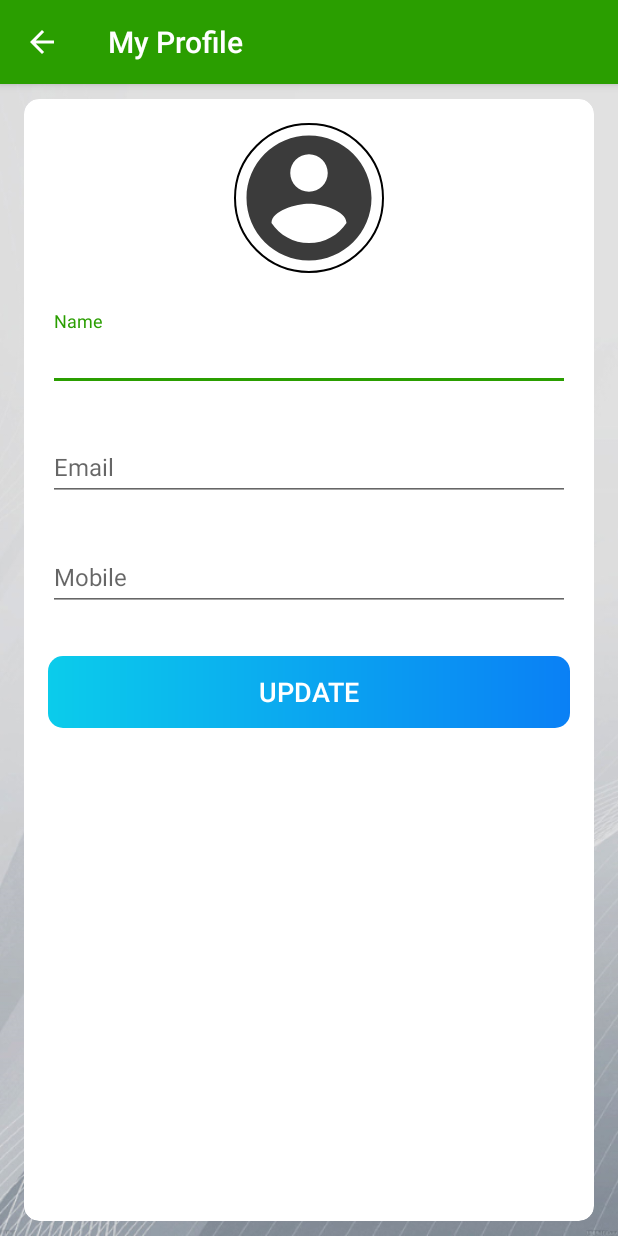
After one commit to cecydb11/android_examples, an Android app: the MyProfileActivity screen opened directly, with no data from a screen before it, on a phone screen of 412 x 824 dp. The commit adds this screen. Run offline under Robolectric (Android 15) with nearby library versions, the phone set to English and light mode, and no system bars; our stand-ins replace CircleImageView, Firebase (no records; nobody signed in at launch, a user with empty details on screens opened directly); 5 statements that could not run were skipped.

Commit message:
Add profile info functionality, display current user's data and profile picture

```diff
--- a/ProjectManagement/app/src/main/java/com/ceciliadb/projectmanagement/activities/MainActivity.kt
+++ b/ProjectManagement/app/src/main/java/com/ceciliadb/projectmanagement/activities/MainActivity.kt
@@ -23,7 +23,7 @@ class MainActivity : BaseActivity(), NavigationView.OnNavigationItemSelectedList
 
         nav_view.setNavigationItemSelectedListener(this)
 
-        FirestoreClass().signInUser(this)
+        FirestoreClass().loadUserData(this)
     }
 
     private fun setupActionBar(){
@@ -70,7 +70,9 @@ class MainActivity : BaseActivity(), NavigationView.OnNavigationItemSelectedList
 
     override fun onNavigationItemSelected(item: MenuItem): Boolean {
         when(item.itemId){
-            R.id.nav_my_profile -> showSuccessSnackBar("My profile")
+            R.id.nav_my_profile ->{
+                startActivity(Intent(this, MyProfileActivity::class.java))
+            }
             R.id.nav_sign_out ->{
                 /*We sign out of firebase, then we create an intent for the intro activity and
                 we add the flags: clear top closes all active activities of the app that are
--- /dev/null
+++ b/ProjectManagement/app/src/main/java/com/ceciliadb/projectmanagement/activities/MyProfileActivity.kt
@@ -0,0 +1,52 @@
+package com.ceciliadb.projectmanagement.activities
+
+import android.os.Bundle
+import com.bumptech.glide.Glide
+import com.ceciliadb.projectmanagement.R
+import com.ceciliadb.projectmanagement.firebase.FirestoreClass
+import com.ceciliadb.projectmanagement.models.User
+import kotlinx.android.synthetic.main.activity_my_profile.*
+
+class MyProfileActivity : BaseActivity() {
+
+    override fun onCreate(savedInstanceState: Bundle?) {
+        super.onCreate(savedInstanceState)
+        setContentView(R.layout.activity_my_profile)
+
+        setupActionBar()
+
+        FirestoreClass().loadUserData(this)
+    }
+
+    private fun setupActionBar(){
+        setSupportActionBar(toolbar_my_profile_activity)
+        val actionBar = supportActionBar
+        if(actionBar != null){
+            actionBar.setDisplayHomeAsUpEnabled(true)
+            actionBar.setHomeAsUpIndicator(R.drawable.ic_arrow_back_white_24dp)
+            actionBar.title = resources.getString(R.string.my_profile)
+        }
+
+        toolbar_my_profile_activity.setNavigationOnClickListener {
+            onBackPressed()
+        }
+    }
+
+    fun setUserDataInUI(user: User){
+        //We use a third part library to set the image from Firebase to the ImageView
+        Glide
+            .with(this)
+            .load(user.image)
+            .centerCrop()
+            .placeholder(R.drawable.ic_user_place_holder)
+            .into(iv_user_image)
+
+        //We set the profile data from Firebase to the TextView
+        et_profile_name.setText(user.name)
+        et_profile_email.setText(user.email)
+        //The default value from the document is 0, so if it's 0 we don't show it.
+        if(user.mobile != 0L){
+            et_profile_mobile.setText(user.mobile.toString())
+        }
+    }
+}
--- a/ProjectManagement/app/src/main/java/com/ceciliadb/projectmanagement/activities/SignInActivity.kt
+++ b/ProjectManagement/app/src/main/java/com/ceciliadb/projectmanagement/activities/SignInActivity.kt
@@ -57,7 +57,7 @@ class SignInActivity : BaseActivity() {
                     if (task.isSuccessful) {
                         // Sign in success, update UI with the signed-in user's information
                         showSuccessSnackBar("Login successful.")
-                        FirestoreClass().signInUser(this)
+                        FirestoreClass().loadUserData(this)
                     } else {
                         // If sign in fails, display a message to the user.
                         showErrorSnackBar("Authentication failed.")
--- a/ProjectManagement/app/src/main/java/com/ceciliadb/projectmanagement/firebase/FirestoreClass.kt
+++ b/ProjectManagement/app/src/main/java/com/ceciliadb/projectmanagement/firebase/FirestoreClass.kt
@@ -3,6 +3,7 @@ package com.ceciliadb.projectmanagement.firebase
 import android.app.Activity
 import android.util.Log
 import com.ceciliadb.projectmanagement.activities.MainActivity
+import com.ceciliadb.projectmanagement.activities.MyProfileActivity
 import com.ceciliadb.projectmanagement.activities.SignInActivity
 import com.ceciliadb.projectmanagement.activities.SignUpActivity
 import com.ceciliadb.projectmanagement.models.User
@@ -30,7 +31,7 @@ class FirestoreClass {
             }
     }
 
-    fun signInUser(activity: Activity){
+    fun loadUserData(activity: Activity){
         mFireStore.collection(Constants.USERS)
             .document(getCurretUserID())
             .get()
@@ -47,6 +48,10 @@ class FirestoreClass {
                     is MainActivity->{
                         //From the main activity we set the logged in user image and name.
                         activity.updateNavigationUserDetails(loggedInUser)
+                    }
+                    is MyProfileActivity->{
+                        //From the profile activity we set the profile data into the UI.
+                        activity.setUserDataInUI(loggedInUser)
                     }
                 }
 
--- /dev/null
+++ b/ProjectManagement/app/src/main/res/drawable/ic_arrow_back_white_24dp.xml
@@ -0,0 +1,5 @@
+<vector android:height="24dp" android:tint="#FFFFFF"
+    android:viewportHeight="24.0" android:viewportWidth="24.0"
+    android:width="24dp" xmlns:android="http://schemas.android.com/apk/res/android">
+    <path android:fillColor="#FF000000" android:pathData="M20,11H7.83l5.59,-5.59L12,4l-8,8 8,8 1.41,-1.41L7.83,13H20v-2z"/>
+</vector>
--- /dev/null
+++ b/ProjectManagement/app/src/main/res/layout/activity_my_profile.xml
@@ -0,0 +1,117 @@
+<?xml version="1.0" encoding="utf-8"?>
+<LinearLayout
+    xmlns:android="http://schemas.android.com/apk/res/android"
+    xmlns:app="http://schemas.android.com/apk/res-auto"
+    xmlns:tools="http://schemas.android.com/tools"
+    android:layout_width="match_parent"
+    android:layout_height="match_parent"
+    android:orientation="vertical"
+    tools:context=".activities.MyProfileActivity">
+
+    <com.google.android.material.appbar.AppBarLayout
+        android:layout_width="match_parent"
+        android:layout_height="wrap_content"
+        android:theme="@style/AppTheme.AppBarOverlay">
+
+        <androidx.appcompat.widget.Toolbar
+            android:id="@+id/toolbar_my_profile_activity"
+            android:layout_width="match_parent"
+            android:layout_height="?attr/actionBarSize"
+            android:background="?attr/colorPrimary"
+            app:popupTheme="@style/AppTheme.PopupOverlay"/>
+    </com.google.android.material.appbar.AppBarLayout>
+
+    <LinearLayout
+        android:layout_width="match_parent"
+        android:layout_height="match_parent"
+        android:background="@drawable/intro_background">
+
+        <androidx.cardview.widget.CardView
+            android:layout_width="match_parent"
+            android:layout_height="match_parent"
+            android:layout_marginStart="@dimen/my_profile_screen_content_marginStartEnd"
+            android:layout_marginTop="@dimen/my_profile_screen_content_marginTopBottom"
+            android:layout_marginEnd="@dimen/my_profile_screen_content_marginStartEnd"
+            android:layout_marginBottom="@dimen/my_profile_screen_content_marginTopBottom"
+            android:elevation="@dimen/card_view_elevation"
+            app:cardCornerRadius="@dimen/card_view_corner_radius">
+
+            <LinearLayout
+                android:layout_width="match_parent"
+                android:layout_height="wrap_content"
+                android:gravity="center_horizontal"
+                android:orientation="vertical"
+                android:padding="@dimen/my_profile_screen_content_padding">
+
+                <de.hdodenhof.circleimageview.CircleImageView
+                    android:id="@+id/iv_user_image"
+                    android:layout_width="@dimen/my_profile_user_image_size"
+                    android:layout_height="@dimen/my_profile_user_image_size"
+                    android:contentDescription="@string/image_contentDescription"
+                    app:civ_border_width="@dimen/nav_image_circular_border_width"
+                    android:src="@drawable/ic_user_place_holder"/>
+
+                <com.google.android.material.textfield.TextInputLayout
+                    android:layout_width="match_parent"
+                    android:layout_height="wrap_content"
+                    android:layout_marginTop="@dimen/my_profile_name_til_marginTop">
+
+                    <androidx.appcompat.widget.AppCompatEditText
+                        android:id="@+id/et_profile_name"
+                        android:layout_width="match_parent"
+                        android:layout_height="wrap_content"
+                        android:hint="@string/name"
+                        android:textSize="@dimen/et_text_size"/>
+                </com.google.android.material.textfield.TextInputLayout>
+
+                <com.google.android.material.textfield.TextInputLayout
+                    android:layout_width="match_parent"
+                    android:layout_height="wrap_content"
+                    android:layout_marginTop="@dimen/my_profile_et_email_marginTop">
+
+                    <androidx.appcompat.widget.AppCompatEditText
+                        android:id="@+id/et_profile_email"
+                        android:layout_width="match_parent"
+                        android:layout_height="wrap_content"
+                        android:focusableInTouchMode="false"
+                        android:hint="@string/email"
+                        android:inputType="textEmailAddress"
+                        android:textSize="@dimen/et_text_size"/>
+                </com.google.android.material.textfield.TextInputLayout>
+
+                <com.google.android.material.textfield.TextInputLayout
+                    android:layout_width="match_parent"
+                    android:layout_height="wrap_content"
+                    android:layout_marginTop="@dimen/my_profile_et_mobile_marginTop">
+
+                    <androidx.appcompat.widget.AppCompatEditText
+                        android:id="@+id/et_profile_mobile"
+                        android:layout_width="match_parent"
+                        android:layout_height="wrap_content"
+                        android:hint="@string/mobile"
+                        android:inputType="phone"
+                        android:textSize="@dimen/et_text_size"/>
+                </com.google.android.material.textfield.TextInputLayout>
+
+                <Button
+                    android:id="@+id/btn_update"
+                    android:layout_width="match_parent"
+                    android:layout_height="wrap_content"
+                    android:layout_gravity="center"
+                    android:layout_marginTop="@dimen/my_profile_btn_update_marginTop"
+                    android:background="@drawable/shape_button_rounded"
+                    android:foreground="?attr/selectableItemBackground"
+                    android:gravity="center"
+                    android:paddingTop="@dimen/btn_paddingTopBottom"
+                    android:paddingBottom="@dimen/btn_paddingTopBottom"
+                    android:text="@string/update"
+                    android:textColor="@android:color/white"
+                    android:textSize="@dimen/btn_text_size"/>
+
+            </LinearLayout>
+        </androidx.cardview.widget.CardView>
+    </LinearLayout>
+
+
+
+</LinearLayout>
--- a/ProjectManagement/app/src/main/res/values/dimens.xml
+++ b/ProjectManagement/app/src/main/res/values/dimens.xml
@@ -50,4 +50,14 @@
     <dimen name="nav_image_circular_border_width">1dp</dimen>
     <dimen name="nav_divider_height">0.5dp</dimen>
 
+    <!--My profile dimensions-->
+    <dimen name="my_profile_screen_content_marginStartEnd">16dp</dimen>
+    <dimen name="my_profile_screen_content_marginTopBottom">10dp</dimen>
+    <dimen name="my_profile_screen_content_padding">16dp</dimen>
+    <dimen name="my_profile_user_image_size">100dp</dimen>
+    <dimen name="my_profile_name_til_marginTop">25dp</dimen>
+    <dimen name="my_profile_et_email_marginTop">20dp</dimen>
+    <dimen name="my_profile_et_mobile_marginTop">20dp</dimen>
+    <dimen name="my_profile_btn_update_marginTop">30dp</dimen>
+
 </resources>
--- a/ProjectManagement/app/src/main/res/values/strings.xml
+++ b/ProjectManagement/app/src/main/res/values/strings.xml
@@ -19,5 +19,7 @@
     <string name="my_profile">My Profile</string>
     <string name="sign_out">Sign Out</string>
 
+    <string name="mobile">Mobile</string>
+    <string name="update">UPDATE</string>
 
 </resources>
```
Also changed, not shown: ProjectManagement/app/src/main/AndroidManifest.xml (+6 -4 lines).
